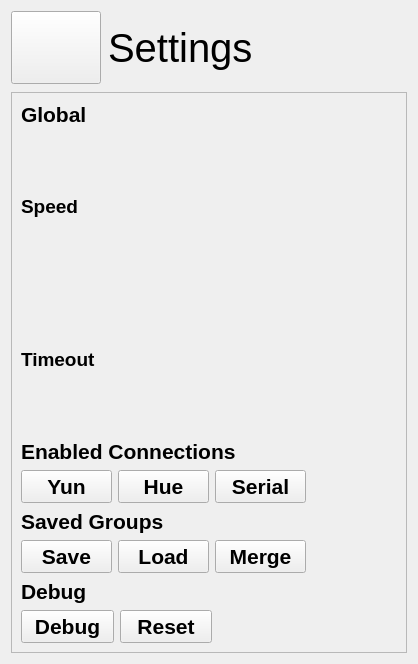
timsee/Corluma, file src/settingspage.ui: the form before one commit.
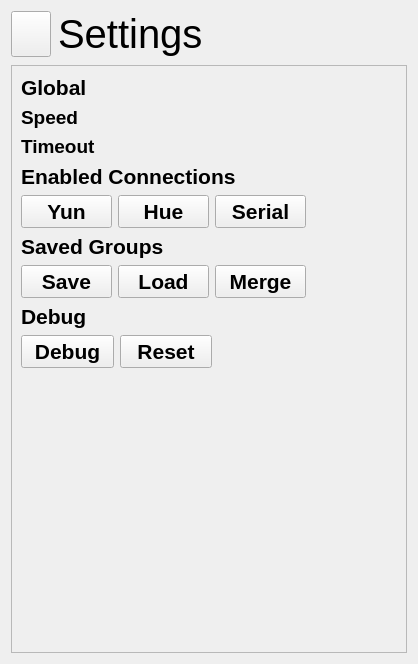
The form after the commit. Icons and pictures are not drawn. Custom widgets are drawn as their Qt base class.

```diff
--- a/src/settingspage.ui
+++ b/src/settingspage.ui
@@ -31,7 +31,7 @@
      <item>
       <widget class="QPushButton" name="closeButton">
        <property name="sizePolicy">
-        <sizepolicy hsizetype="Expanding" vsizetype="Minimum">
+        <sizepolicy hsizetype="Fixed" vsizetype="Preferred">
          <horstretch>0</horstretch>
          <verstretch>0</verstretch>
         </sizepolicy>
@@ -43,12 +43,18 @@
         <iconset resource="extraresources.qrc">
          <normaloff>:/images/backArrow.png</normaloff>:/images/backArrow.png</iconset>
        </property>
+       <property name="iconSize">
+        <size>
+         <width>64</width>
+         <height>64</height>
+        </size>
+       </property>
       </widget>
      </item>
      <item>
       <widget class="QLabel" name="label_3">
        <property name="sizePolicy">
-        <sizepolicy hsizetype="Preferred" vsizetype="Minimum">
+        <sizepolicy hsizetype="Minimum" vsizetype="Fixed">
          <horstretch>0</horstretch>
          <verstretch>0</verstretch>
         </sizepolicy>
@@ -95,11 +101,11 @@
         <x>0</x>
         <y>0</y>
         <width>398</width>
-        <height>563</height>
+        <height>321</height>
        </rect>
       </property>
       <property name="sizePolicy">
-       <sizepolicy hsizetype="Minimum" vsizetype="Minimum">
+       <sizepolicy hsizetype="Minimum" vsizetype="Fixed">
         <horstretch>0</horstretch>
         <verstretch>0</verstretch>
        </sizepolicy>
@@ -107,6 +113,12 @@
       <layout class="QVBoxLayout" name="verticalLayout">
        <item>
         <widget class="QLabel" name="globalSettingsLabel">
+         <property name="sizePolicy">
+          <sizepolicy hsizetype="Preferred" vsizetype="Fixed">
+           <horstretch>0</horstretch>
+           <verstretch>0</verstretch>
+          </sizepolicy>
+         </property>
          <property name="font">
           <font>
            <pointsize>16</pointsize>
@@ -114,6 +126,9 @@
            <bold>true</bold>
           </font>
          </property>
+         <property name="autoFillBackground">
+          <bool>false</bool>
+         </property>
          <property name="text">
           <string>Global</string>
          </property>
@@ -151,7 +166,7 @@
          <item>
           <widget class="LightsSlider" name="speedSlider" native="true">
            <property name="sizePolicy">
-            <sizepolicy hsizetype="Expanding" vsizetype="Expanding">
+            <sizepolicy hsizetype="Expanding" vsizetype="Fixed">
              <horstretch>0</horstretch>
              <verstretch>0</verstretch>
             </sizepolicy>
@@ -189,7 +204,7 @@
          <item>
           <widget class="LightsSlider" name="timeoutSlider" native="true">
            <property name="sizePolicy">
-            <sizepolicy hsizetype="Expanding" vsizetype="Expanding">
+            <sizepolicy hsizetype="Expanding" vsizetype="Fixed">
              <horstretch>0</horstretch>
              <verstretch>0</verstretch>
             </sizepolicy>
@@ -200,6 +215,12 @@
        </item>
        <item>
         <widget class="QLabel" name="connectionsLabel">
+         <property name="sizePolicy">
+          <sizepolicy hsizetype="Preferred" vsizetype="Fixed">
+           <horstretch>0</horstretch>
+           <verstretch>0</verstretch>
+          </sizepolicy>
+         </property>
          <property name="font">
           <font>
            <pointsize>16</pointsize>
@@ -225,6 +246,9 @@
            <property name="text">
             <string>Yun</string>
            </property>
+           <property name="checkable">
+            <bool>true</bool>
+           </property>
           </widget>
          </item>
          <item>
@@ -238,6 +262,9 @@
            <property name="text">
             <string>Hue</string>
            </property>
+           <property name="checkable">
+            <bool>true</bool>
+           </property>
           </widget>
          </item>
          <item>
@@ -251,6 +278,9 @@
            <property name="text">
             <string>Serial</string>
            </property>
+           <property name="checkable">
+            <bool>true</bool>
+           </property>
           </widget>
          </item>
          <item>
@@ -270,6 +300,12 @@
        </item>
        <item>
         <widget class="QLabel" name="label">
+         <property name="sizePolicy">
+          <sizepolicy hsizetype="Preferred" vsizetype="Fixed">
+           <horstretch>0</horstretch>
+           <verstretch>0</verstretch>
+          </sizepolicy>
+         </property>
          <property name="font">
           <font>
            <pointsize>16</pointsize>
@@ -340,6 +376,12 @@
        </item>
        <item>
         <widget class="QLabel" name="label_2">
+         <property name="sizePolicy">
+          <sizepolicy hsizetype="Preferred" vsizetype="Fixed">
+           <horstretch>0</horstretch>
+           <verstretch>0</verstretch>
+          </sizepolicy>
+         </property>
          <property name="font">
           <font>
            <pointsize>16</pointsize>
```
Left out of the diff: 12 changed lines with no effect on the pictures.
